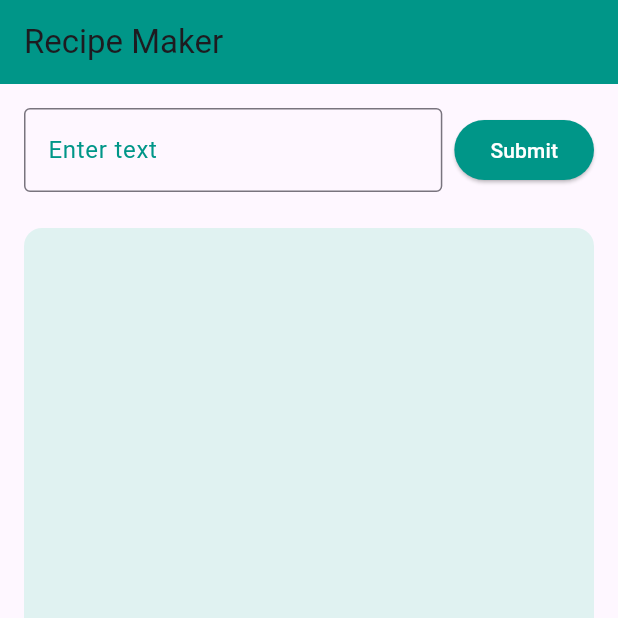
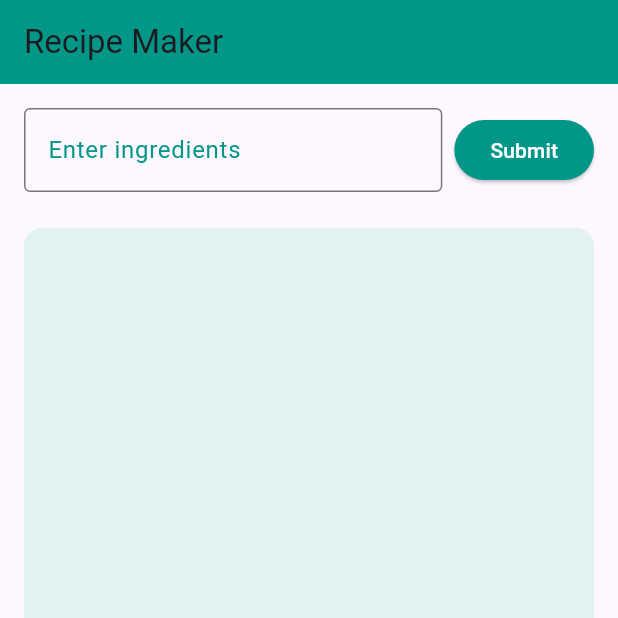
Before and after one commit to anirudhkuchibhatla/gemini_flutter_app, a Flutter app: the screen it shows after launch, on a phone screen of 412 x 824 dp, the top half of it. Run offline on Flutter 3.47's test engine with Material 3 defaults, Android fonts, the phone set to English and light mode, and no system bars; our stand-ins replace flutter_dotenv, google_generative_ai.

```diff
--- a/lib/home.dart
+++ b/lib/home.dart
@@ -99,7 +99,7 @@ class GeneratorState extends State<Generator> {
                   child: TextField(
                     controller: _controller,
                     decoration: const InputDecoration(
-                      labelText: 'Enter text',
+                      labelText: 'Enter ingredients',
                       labelStyle: TextStyle(color: Colors.teal),
                       border: OutlineInputBorder(),
                       focusedBorder: OutlineInputBorder(
@@ -112,8 +112,8 @@ class GeneratorState extends State<Generator> {
                 ElevatedButton(
                   onPressed: _generateText,
                   style: ElevatedButton.styleFrom(
-                    backgroundColor: Colors.teal, // Replaces primary
-                    foregroundColor: Colors.white, // Replaces onPrimary
+                    backgroundColor: Colors.teal,
+                    foregroundColor: Colors.white,
                   ),
                   child: const Text('Submit'),
                 ),
```
Also changed, not shown: 1 other file.
